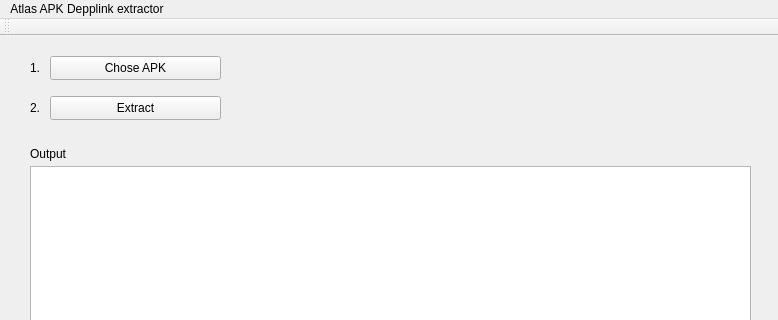
First picture: the form in mainwindow.ui, repository edwardstock/apk-deeplink-extractor, before the edit; both pictures show x 0 to 778 and y 0 to 320 of the 778 by 647 pixel window.
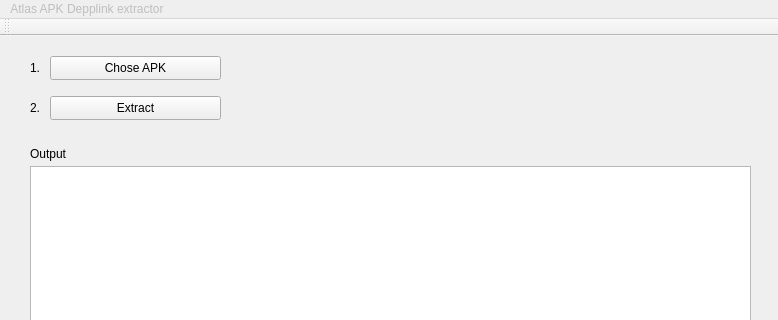
Second picture: the form after the edit.

Diff of the .ui file:
```diff
--- a/mainwindow.ui
+++ b/mainwindow.ui
@@ -136,12 +136,15 @@
    </widget>
   </widget>
   <widget class="QMenuBar" name="menuBar">
+   <property name="enabled">
+    <bool>false</bool>
+   </property>
    <property name="geometry">
     <rect>
      <x>0</x>
      <y>0</y>
      <width>778</width>
-     <height>22</height>
+     <height>21</height>
     </rect>
    </property>
    <widget class="QMenu" name="menuAtlas_APK_Depplink_extractor">
```
